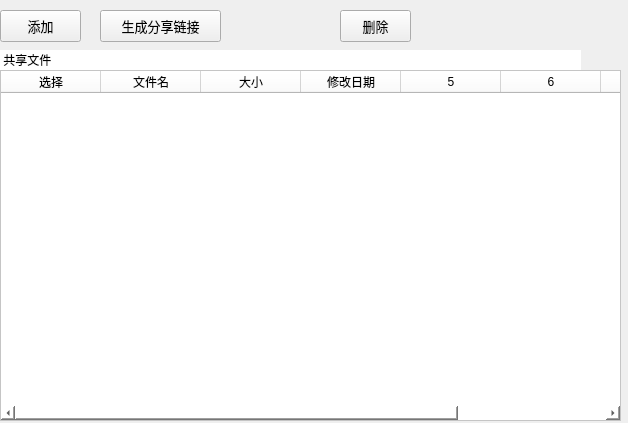
This is page_shared.ui in cloudfirst/bigFileTool as Qt 5 draws it before an edit. The edited form follows.
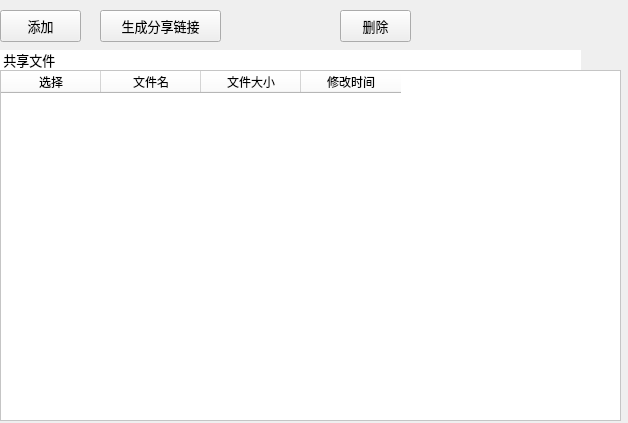
This is the edited form.

```diff
--- a/page_shared.ui
+++ b/page_shared.ui
@@ -55,7 +55,7 @@
     <number>0</number>
    </property>
    <property name="columnCount">
-    <number>8</number>
+    <number>4</number>
    </property>
    <column>
     <property name="text">
@@ -64,6 +64,7 @@
     <property name="font">
      <font>
       <family>Microsoft YaHei</family>
+      <pointsize>9</pointsize>
      </font>
     </property>
     <property name="background">
@@ -81,6 +82,7 @@
     <property name="font">
      <font>
       <family>Microsoft YaHei</family>
+      <pointsize>9</pointsize>
      </font>
     </property>
     <property name="background">
@@ -93,11 +95,12 @@
    </column>
    <column>
     <property name="text">
-     <string>大小</string>
+     <string>文件大小</string>
     </property>
     <property name="font">
      <font>
       <family>Microsoft YaHei</family>
+      <pointsize>9</pointsize>
      </font>
     </property>
     <property name="background">
@@ -110,11 +113,12 @@
    </column>
    <column>
     <property name="text">
-     <string>修改日期</string>
+     <string>修改时间</string>
     </property>
     <property name="font">
      <font>
       <family>Microsoft YaHei</family>
+      <pointsize>9</pointsize>
      </font>
     </property>
     <property name="background">
@@ -125,10 +129,6 @@
      </color>
     </property>
    </column>
-   <column/>
-   <column/>
-   <column/>
-   <column/>
   </widget>
   <widget class="QPushButton" name="bt_share_file">
    <property name="geometry">
@@ -211,6 +211,12 @@
      <verstretch>0</verstretch>
     </sizepolicy>
    </property>
+   <property name="font">
+    <font>
+     <family>Microsoft YaHei</family>
+     <pointsize>10</pointsize>
+    </font>
+   </property>
    <property name="styleSheet">
     <string notr="true">background-color:white</string>
    </property>
```
